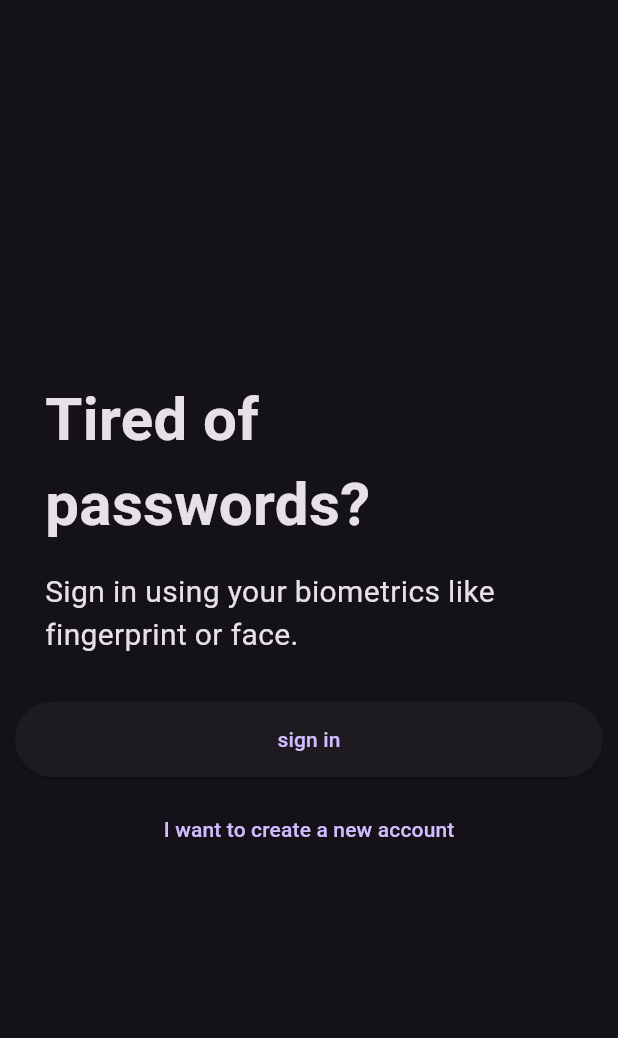
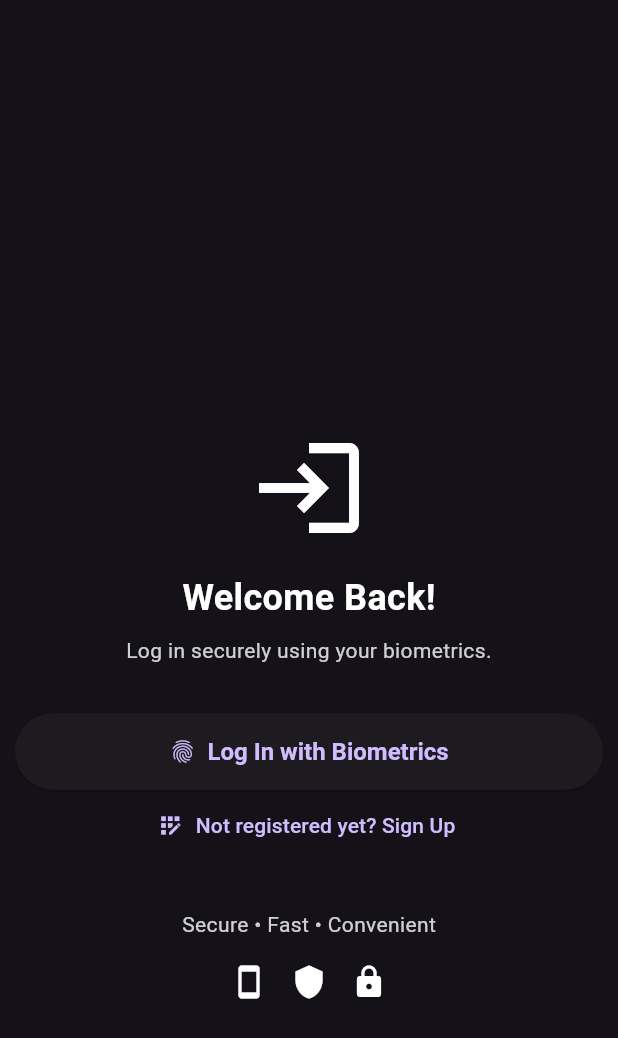
Before and after one commit to Sarath191181208/mauthn_app, a Flutter app: the LoginPage screen opened by its route, on a phone screen of 412 x 824 dp. Shown: the top 1038 px of the screen. Run offline on Flutter 3.47's test engine with Material 3 defaults, Android fonts, the light colour scheme and no system bars; our stand-ins replace cookie_jar, dio, dio_cookie_manager, flutter_riverpod, go_router, hooks_riverpod; missing offline and left inert: credential_manager, passkeys; network calls fail.

Commit message:
login page ui update

```diff
--- a/lib/pages/login/login.dart
+++ b/lib/pages/login/login.dart
@@ -1,103 +1,139 @@
+import 'package:flutter/foundation.dart';
 import 'package:flutter/material.dart';
-import 'package:flutter_hooks/flutter_hooks.dart';
 import 'package:go_router/go_router.dart';
 import 'package:hooks_riverpod/hooks_riverpod.dart';
 import 'package:mauthn_app/pages/basepage.dart';
 import 'package:mauthn_app/providers.dart';
 import 'package:mauthn_app/routes.dart';
 import 'package:mauthn_app/services/api/api.dart';
+import 'package:mauthn_app/services/auth_service.dart';
 import 'package:passkeys/types.dart';
 
-class LoginPage extends StatefulHookConsumerWidget {
+final errorProvider = StateProvider<String?>((ref) => null);
+
+class LoginPage extends ConsumerWidget {
   const LoginPage({super.key});
 
-  @override
-  ConsumerState<LoginPage> createState() => _LoginPageState();
-}
+  Future<void> login(AuthService authService, ApiService apiHandler,
+      String userid, BuildContext context, WidgetRef ref) async {
+    try {
+      await authService.loginWithPasskey(
+          apiHandler: apiHandler, userid: userid);
+      context.go(Routes.home);
+    } catch (e) {
+      if (e is PasskeyAuthCancelledException) {
+        debugPrint(
+            'user cancelled authentication. This is not a problem. It can just be started again.');
+        return;
+      }
+      if (kDebugMode) {
+        ref.read(errorProvider.notifier).state = e.toString();
+      } else {
+        ref.read(errorProvider.notifier).state =
+            'An error occurred. Please try again.';
+      }
 
-class _LoginPageState extends ConsumerState<LoginPage> {
-  @override
-  void initState() {
-    super.initState();
+      debugPrint('error: $e');
+    }
   }
 
   @override
-  Widget build(BuildContext context) {
-    final error = useState<String?>(null);
+  Widget build(BuildContext context, WidgetRef ref) {
+    final error = ref.watch(errorProvider);
     final userid = ref.watch(userIdProvider);
     final authService = ref.watch(authServiceProvider);
     final apiHandler = ref.watch(apiHandlerProvider);
 
     return BasePage(
       child: Column(
-        mainAxisAlignment: MainAxisAlignment.center,
+        mainAxisSize: MainAxisSize.min,
         children: [
-          const Padding(
-            padding: EdgeInsets.symmetric(horizontal: 20, vertical: 5),
-            child: Text(
-              'Tired of passwords?',
-              style: TextStyle(
-                fontSize: 40,
+          const SizedBox(height: 128),
+          const Icon(
+            Icons.login,
+            size: 80,
+            color: Colors.white,
+          ),
+          const SizedBox(height: 16),
+          const Text(
+            "Welcome Back!",
+            style: TextStyle(
+              fontSize: 24,
+              fontWeight: FontWeight.bold,
+              color: Colors.white,
+            ),
+          ),
+          const SizedBox(height: 8),
+          Text(
+            "Log in securely using your biometrics.",
+            textAlign: TextAlign.center,
+            style: TextStyle(
+              color: Colors.white.withOpacity(0.8),
+            ),
+          ),
+          if (error != null)
+            Padding(
+              padding: const EdgeInsets.only(top: 10),
+              child: Text(
+                error,
+                style: TextStyle(
+                  color: Theme.of(context).colorScheme.error,
+                  fontSize: 14,
+                ),
+              ),
+            ),
+          const SizedBox(height: 32),
+          ElevatedButton.icon(
+            onPressed: () =>
+                login(authService, apiHandler, userid, context, ref),
+            icon: const Icon(Icons.fingerprint),
+            label: const Text("Log In with Biometrics"),
+            style: ElevatedButton.styleFrom(
+              shape: RoundedRectangleBorder(
+                borderRadius: BorderRadius.circular(30),
+              ),
+              minimumSize: const Size.fromHeight(50),
+              padding: const EdgeInsets.symmetric(
+                vertical: 16,
+                horizontal: 24,
+              ),
+              textStyle: const TextStyle(
                 fontWeight: FontWeight.bold,
+                fontSize: 16,
               ),
             ),
           ),
-          const Padding(
-            padding: EdgeInsets.symmetric(horizontal: 20, vertical: 10),
-            child: Text(
-              'Sign in using your biometrics like fingerprint or face.',
-              style: TextStyle(
-                fontSize: 20,
-              ),
+          TextButton.icon(
+            onPressed: () => context.go(Routes.register),
+            icon: const Icon(Icons.app_registration),
+            label: const Text("Not registered yet? Sign Up"),
+          ),
+          const SizedBox(height: 32),
+          Text(
+            "Secure • Fast • Convenient",
+            style: TextStyle(
+              color: Colors.white.withOpacity(0.8),
             ),
           ),
-          if (error.value != null)
-            Text(
-              error.value!,
-              style: TextStyle(color: Theme.of(context).colorScheme.error),
-            )
-          else
-            Container(),
-          const SizedBox(height: 20),
-          SizedBox(
-            width: double.infinity,
-            height: 50,
-            child: ElevatedButton(
-              onPressed: () async {
-                try {
-                  await authService.loginWithPasskey(
-                      apiHandler: apiHandler, userid: userid);
-                  context.go(Routes.home);
-                } catch (e) {
-                  if (e is PasskeyAuthCancelledException) {
-                    debugPrint(
-                        'user cancelled authentication. This is not a problem. It can just be started again.');
-                    return;
-                  }
-
-                  error.value = e.toString();
-                  debugPrint('error: $e');
-                }
-              },
-              child: const Text('sign in'),
-            ),
-          ),
-          const SizedBox(height: 10),
-          SizedBox(
-            width: double.infinity,
-            height: 50,
-            child: OutlinedButton(
-              style: OutlinedButton.styleFrom(
-                padding: const EdgeInsets.symmetric(vertical: 10),
-                side:
-                    BorderSide(width: 2, color: Theme.of(context).primaryColor),
-              ),
-              onPressed: () => context.go(Routes.register),
-              child: const Text('I want to create a new account'),
-            ),
+          const SizedBox(height: 16),
+          const Row(
+            mainAxisAlignment: MainAxisAlignment.center,
+            children: [
+              Icon(Icons.smartphone, color: Colors.white, size: 24),
+              SizedBox(width: 16),
+              Icon(Icons.shield, color: Colors.white, size: 24),
+              SizedBox(width: 16),
+              Icon(Icons.lock, color: Colors.white, size: 24),
+            ],
           ),
         ],
       ),
     );
   }
 }
+
+/*
+
+
+
+*/
```
